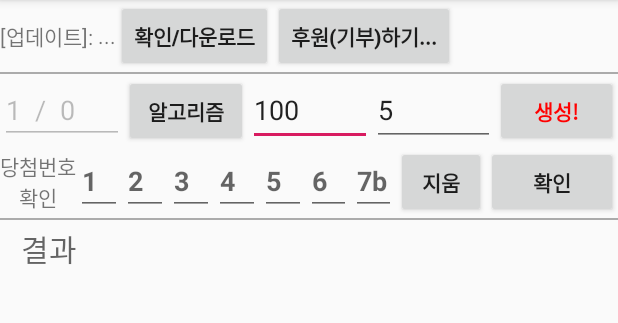
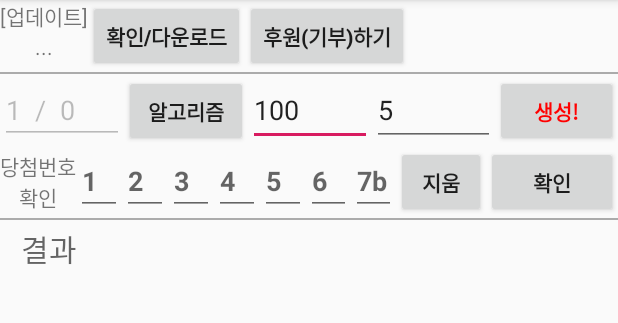
Before and after one commit to godmode2k/lotto645, an Android app: the screen it shows after launch (MainActivity), on a phone screen of 412 x 824 dp, the part 84-407 px from its top. Run offline under Robolectric (Android 15) with nearby library versions, the phone set to English and light mode, and no system bars; our stand-ins replace AdMob, navigation-ui; pictures from the network do not load; 2 statements that could not run were skipped.

Commit message:
fixed: layout (updates info)

```diff
--- a/Android/lotto645_prediction/app/src/main/res/layout/fragment_home.xml
+++ b/Android/lotto645_prediction/app/src/main/res/layout/fragment_home.xml
@@ -35,18 +35,26 @@
             app:layout_constraintStart_toStartOf="parent"
             app:layout_constraintTop_toTopOf="parent"
             >
+            <LinearLayout
+                android:layout_width="wrap_content"
+                android:layout_height="wrap_content"
+                android:orientation="vertical"
+                app:layout_constraintEnd_toEndOf="parent"
+                app:layout_constraintStart_toStartOf="parent"
+                app:layout_constraintTop_toTopOf="parent">
                 <TextView
                     android:layout_width="wrap_content"
                     android:layout_height="wrap_content"
                     android:layout_gravity="center"
                     android:gravity="center"
-                android:text="[업데이트]: "/>
+                    android:text="[업데이트]"/>
                 <TextView
                     android:id="@+id/TextView_update_status"
                     android:layout_width="wrap_content"
                     android:layout_height="wrap_content"
                     android:layout_gravity="center"
                     android:text="..."/>
+            </LinearLayout>
             <Button
                 android:id="@+id/Button_checks_update"
                 android:layout_width="wrap_content"
@@ -58,7 +66,7 @@
                 android:layout_width="wrap_content"
                 android:layout_height="wrap_content"
                 android:textStyle="bold"
-                android:text="후원(기부)하기..." />
+                android:text="후원(기부)하기" />
         </LinearLayout>
         <LinearLayout
             android:layout_width="match_parent"
```
Lines whose indentation alone changed are shown as unchanged.
